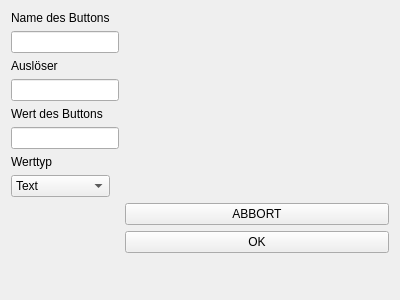
Above: plugins/Commands/Keyboard/keyboardaddbuttondlg.ui from KDE/simon before the change. Below: the same form after it.
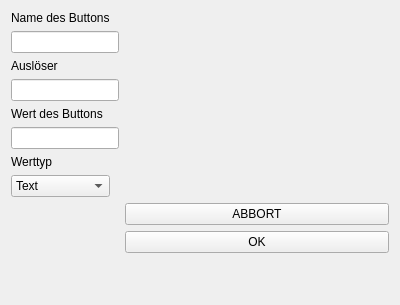
That is the form after the change. Custom widgets are drawn as their Qt base class.

```diff
--- a/plugins/Commands/Keyboard/keyboardaddbuttondlg.ui
+++ b/plugins/Commands/Keyboard/keyboardaddbuttondlg.ui
@@ -7,7 +7,7 @@
     <x>0</x>
     <y>0</y>
     <width>400</width>
-    <height>300</height>
+    <height>305</height>
    </rect>
   </property>
   <property name="windowTitle">
```
Left out of the diff: 4 changed lines with no effect on the pictures.
